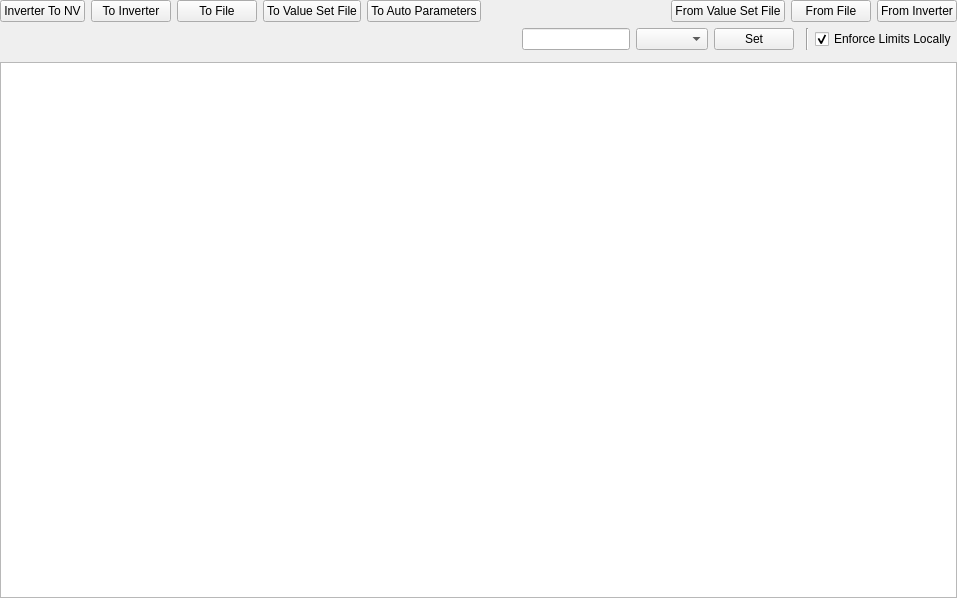
Before: the Qt Designer form epyqlib/nvview.ui in epcpower/stlib, drawn with Qt 5.
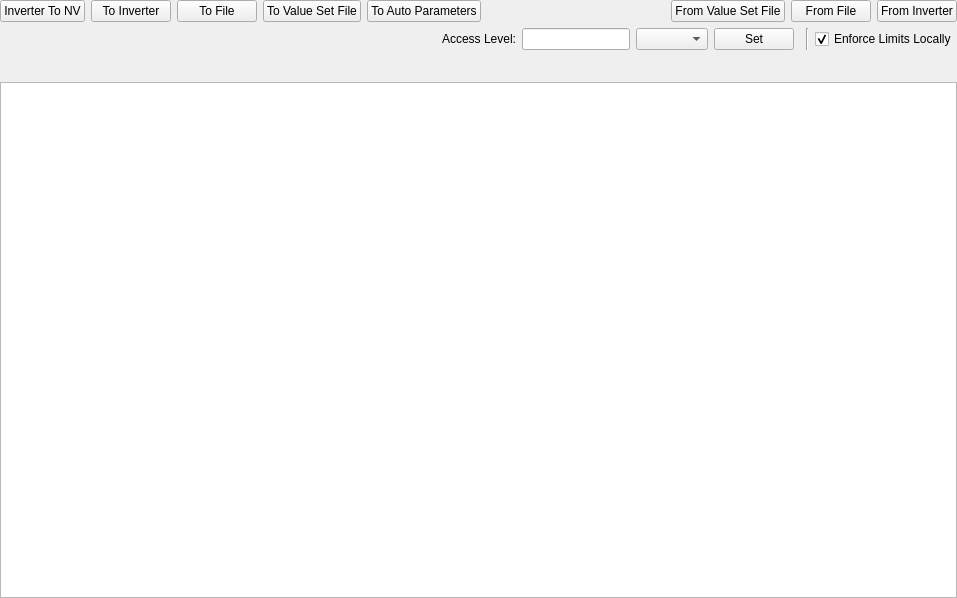
After: the same form once the commit is applied. Custom widgets are drawn as their Qt base class.

Commit message: Add access level label to widgets on parameter tab

Diff of the .ui file:
```diff
--- a/epyqlib/nvview.ui
+++ b/epyqlib/nvview.ui
@@ -116,15 +116,22 @@
      <item>
       <layout class="QHBoxLayout" name="horizontalLayout_2">
        <item>
-        <widget class="QLabel" name="status_label">
-         <property name="sizePolicy">
-          <sizepolicy hsizetype="Expanding" vsizetype="Preferred">
-           <horstretch>0</horstretch>
-           <verstretch>0</verstretch>
-          </sizepolicy>
+        <spacer name="horizontalSpacer">
+         <property name="orientation">
+          <enum>Qt::Horizontal</enum>
          </property>
+         <property name="sizeHint" stdset="0">
+          <size>
+           <width>40</width>
+           <height>20</height>
+          </size>
+         </property>
+        </spacer>
+       </item>
+       <item>
+        <widget class="QLabel" name="label">
          <property name="text">
-          <string/>
+          <string>Access Level:</string>
          </property>
         </widget>
        </item>
@@ -190,7 +197,24 @@
       </layout>
      </item>
      <item>
-      <widget class="SearchBox" name="searchbox"/>
+      <layout class="QHBoxLayout" name="horizontalLayout_3">
+       <item>
+        <widget class="QLabel" name="status_label">
+         <property name="sizePolicy">
+          <sizepolicy hsizetype="Expanding" vsizetype="Preferred">
+           <horstretch>0</horstretch>
+           <verstretch>0</verstretch>
+          </sizepolicy>
+         </property>
+         <property name="text">
+          <string/>
+         </property>
+        </widget>
+       </item>
+      </layout>
+     </item>
+     <item>
+      <widget class="SearchBox" name="searchbox" native="true"/>
      </item>
      <item>
       <widget class="TreeView" name="tree_view">
```
Left out of the diff: 2 changed lines with no effect on the pictures.
